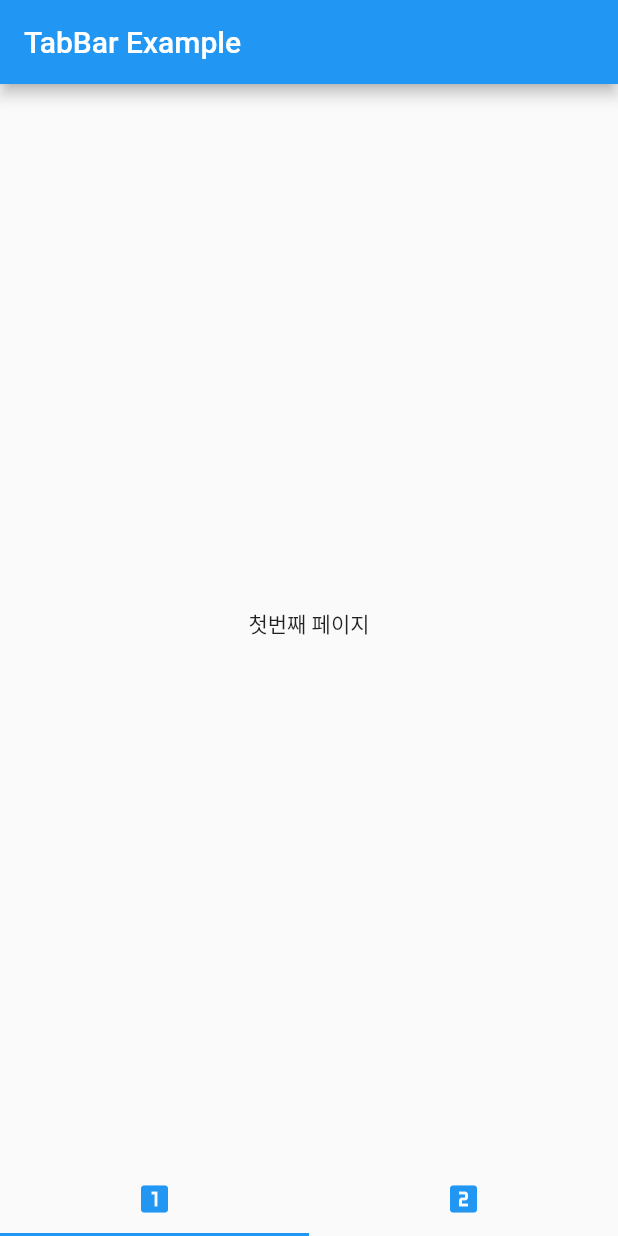
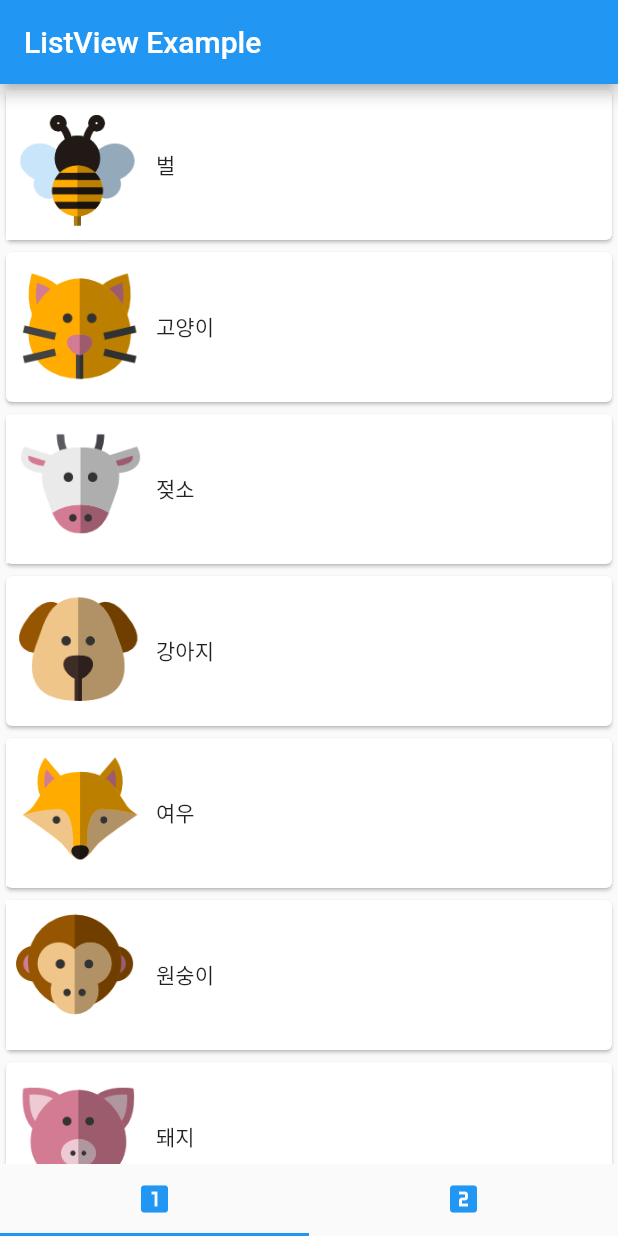
Before and after one commit to Nungdoo/flutter_study, a Flutter app: the screen it shows after launch, on a phone screen of 412 x 824 dp. Run offline on Flutter 3.47's test engine with Material 2 defaults, Android fonts, the phone set to English and light mode, and no system bars.

Commit message:
add Animal List in first tab

```diff
--- a/lib/05/firstPage.dart
+++ b/lib/05/firstPage.dart
@@ -1,12 +1,37 @@
 import 'package:flutter/material.dart';
+import './animalItem.dart';
 
 class FirstApp extends StatelessWidget {
+  final List<Animal>? list;
+
+  // list를 매개변수로 입력받는 생성자
+  FirstApp({Key? key, this.list}) : super(key: key);
+
   @override
   Widget build(BuildContext context) {
     return Scaffold(
       body: Container(
         child: Center(
-          child: Text('첫번째 페이지')
+          // itemBuilder는 BuildContext와 int를 반환
+          // BuildContext는 위젯 트리에서 위젯의 위치를 알려줌 -> context
+          // int는 아이템의 순번을 의미함 -> position
+          child: ListView.builder(itemBuilder: (context, position) {
+            return Card(
+              child: Row(
+                children: <Widget>[
+                  Image.asset(
+                    list![position].imagePath!,
+                    height: 100,
+                    width: 100,
+                    fit: BoxFit.contain
+                  ),
+                  Text(list![position].animalName!)
+                ],
+              )
+            );
+          },
+          // 아이템 개수만큼만 스크롤 할 수 있게 제한
+          itemCount: list!.length,)
         )
       )
     );
--- a/lib/05/main_05.dart
+++ b/lib/05/main_05.dart
@@ -1,13 +1,14 @@
-import 'package:first_flutter_app/05/firstPage.dart';
-import 'package:first_flutter_app/05/secondPage.dart';
+import './firstPage.dart';
+import './secondPage.dart';
 import 'package:flutter/material.dart';
+import './animalItem.dart';
 
 void main() {
   runApp(MyApp());
 }
 
 class MyApp extends StatelessWidget {
-  static const String _title = 'Widget Example';
+  static const String _title = 'ListView Example';
 
   @override
   Widget build(BuildContext context) {
@@ -28,7 +29,10 @@ class MyHomePageState extends StatefulWidget {
 // 탭 이동 애니메이션을 위해 SingleTickerProviderStateMixin 클래스를 추가 상속
 class _MyHomePageState extends State<MyHomePageState>
   with SingleTickerProviderStateMixin {
+
   TabController? controller;
+  // growable : 이 리스트가 가변적으로 증가할 수 있다는 것을 의미
+  List<Animal> animalList = new List.empty(growable: true);
 
   @override
   void initState() {
@@ -36,17 +40,26 @@ class _MyHomePageState extends State<MyHomePageState>
     // length : 몇 개의 탭
     // vsync : 탭이 이동했을 때 호출되는 콜백 함수를 어디서 처리할지
     controller = TabController(length: 2, vsync: this);
+
+    animalList.add(Animal(animalName: "벌", kind: "곤충", imagePath: "image/bee.png"));
+    animalList.add(Animal(animalName: "고양이", kind: "포유류", imagePath: "image/cat.png"));
+    animalList.add(Animal(animalName: "젖소", kind: "포유류", imagePath: "image/cow.png"));
+    animalList.add(Animal(animalName: "강아지", kind: "포유류", imagePath: "image/dog.png"));
+    animalList.add(Animal(animalName: "여우", kind: "포유류", imagePath: "image/fox.png"));
+    animalList.add(Animal(animalName: "원숭이", kind: "영장류", imagePath: "image/monkey.png"));
+    animalList.add(Animal(animalName: "돼지", kind: "포유류", imagePath: "image/pig.png"));
+    animalList.add(Animal(animalName: "늑대", kind: "포유류", imagePath: "image/wolf.png"));
   }
 
   @override
   Widget build(BuildContext context) {
     return Scaffold(
       appBar: AppBar(
-        title: Text('TabBar Example'),
+        title: Text('ListView Example'),
       ),
       body: TabBarView(
-        children: <Widget>[FirstApp(), SecondApp()],
         controller: controller,
+        children: <Widget>[FirstApp(list: animalList), SecondApp(list: animalList)],
       ),
       bottomNavigationBar: TabBar(
         tabs: <Tab>[
```
